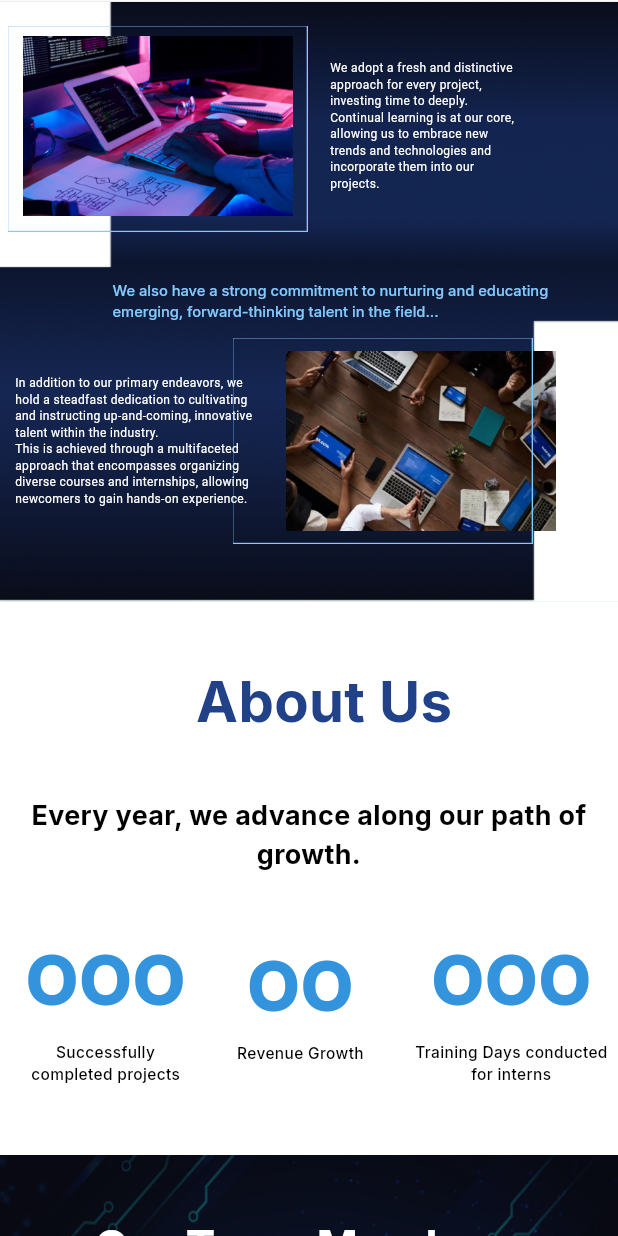
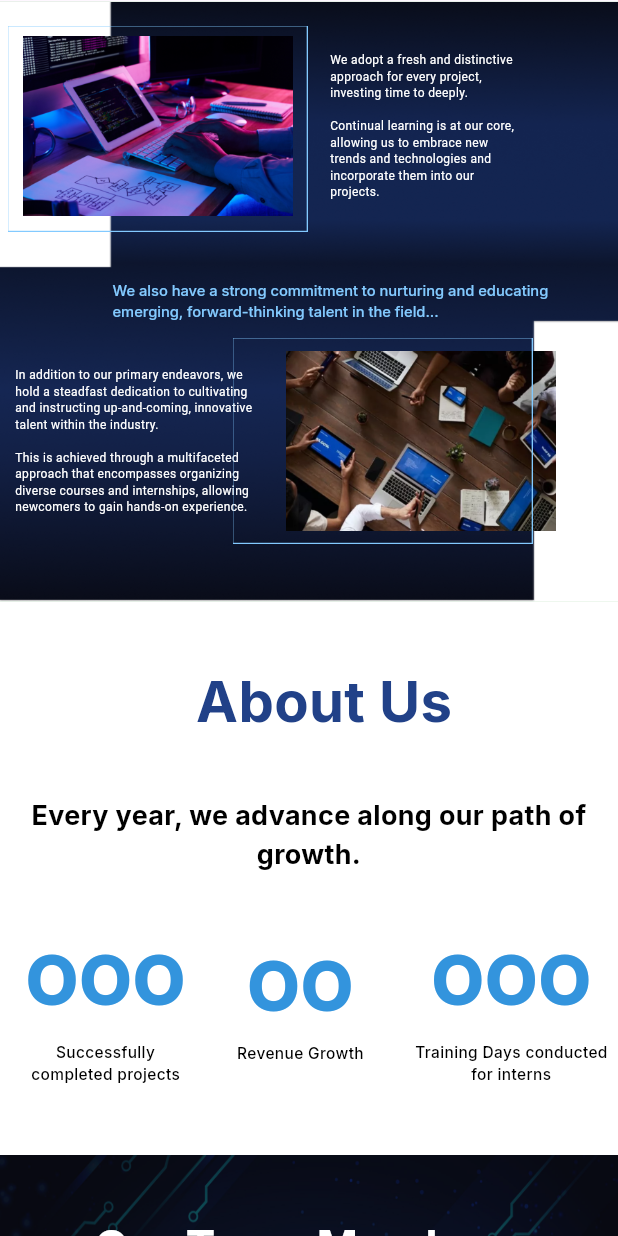
Before and after one commit to prachipachangepp/website_binyuga_new1, a Flutter app: the screen it shows after launch, scrolled down 576 dp, on a phone screen of 412 x 824 dp. Run offline on Flutter 3.47's test engine with Material 3 defaults, Android fonts, the phone set to English and light mode, and no system bars; our stand-ins replace font_awesome_flutter, google_fonts.

Commit message:
updated home page

```diff
--- a/lib/presentation/string_manager.dart
+++ b/lib/presentation/string_manager.dart
@@ -206,7 +206,7 @@ class MobileAppString {
 
   static const String mobileunionTxt1 = "We adopt a fresh and distinctive "
   "\napproach for every project, \ninvesting time to deeply."
-  '\nContinual learning is at our core, '
+  '\n\nContinual learning is at our core, '
   '\nallowing us to embrace new '
   '\ntrends and technologies and '
   '\nincorporate them into our '
@@ -216,7 +216,7 @@ class MobileAppString {
   '\nhold a steadfast dedication to cultivating '
   '\nand instructing up-and-coming, innovative '
   '\ntalent within the industry.'
-      '\nThis is achieved through a multifaceted'
+      '\n\nThis is achieved through a multifaceted'
       '\napproach that encompasses organizing'
       '\ndiverse courses and internships, allowing'
       '\nnewcomers to gain hands-on experience.';
```
